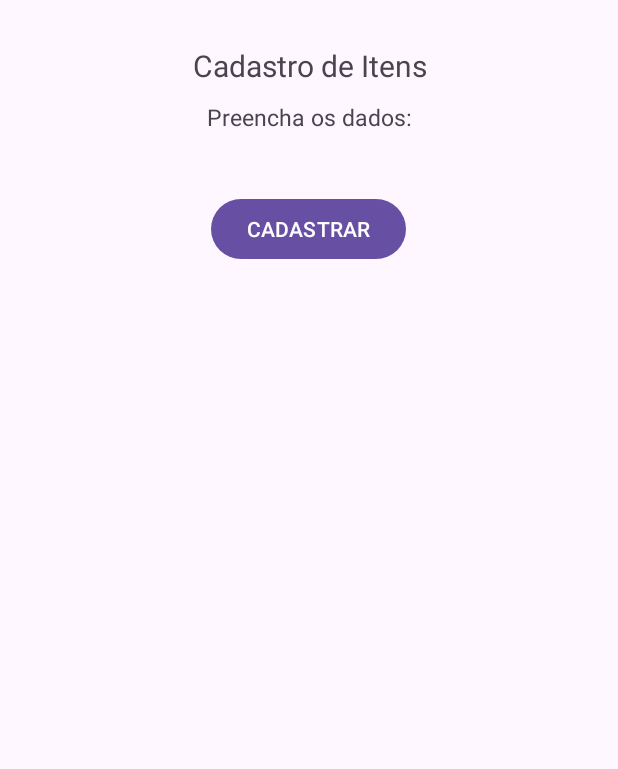
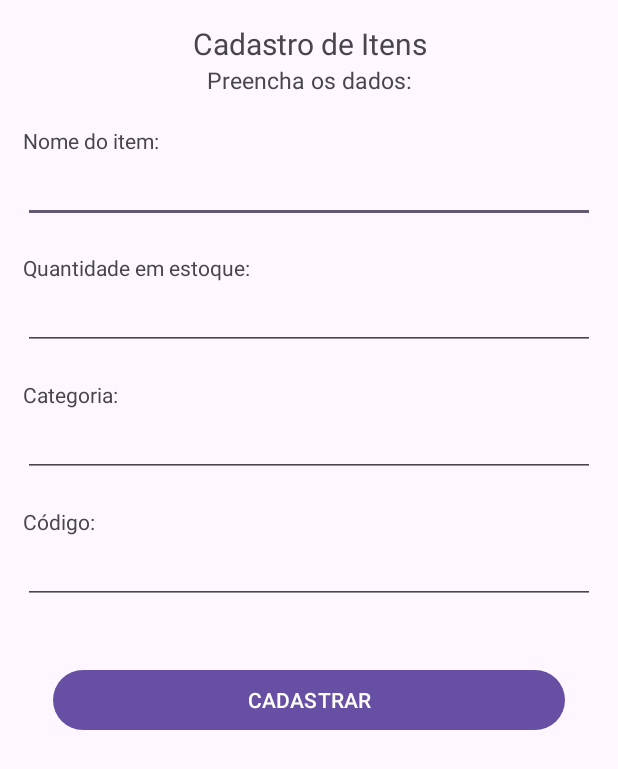
Before and after one commit to LucasDRo/ControleDeEstoque, an Android app: the fragment itensFrag shown on its own in the app's theme, on a phone screen of 412 x 824 dp. Shown: the top 769 px of the screen. Run offline under Robolectric (Android 15) with nearby library versions, the light colour scheme and no system bars.

Commit message:
front - criação tela home e ajustes em cadastro de itens

```diff
--- /dev/null
+++ b/app/src/main/res/drawable/ic_home.xml
@@ -0,0 +1,5 @@
+<vector xmlns:android="http://schemas.android.com/apk/res/android" android:height="24dp" android:tint="#000000" android:viewportHeight="24" android:viewportWidth="24" android:width="24dp">
+
+    <path android:fillColor="@android:color/white" android:pathData="M10,20v-6h4v6h5v-8h3L12,3 2,12h3v8z"/>
+
+</vector>
--- a/app/src/main/res/layout/fragment_cadastro_emp.xml
+++ b/app/src/main/res/layout/fragment_home.xml
@@ -3,7 +3,7 @@
     xmlns:tools="http://schemas.android.com/tools"
     android:layout_width="match_parent"
     android:layout_height="match_parent"
-    tools:context=".ui.empreendimento.cadastroEmp">
+    tools:context=".ui.home">
 
     <!-- TODO: Update blank fragment layout -->
     <TextView
--- a/app/src/main/res/layout/fragment_itens.xml
+++ b/app/src/main/res/layout/fragment_itens.xml
@@ -4,21 +4,21 @@
     android:layout_width="match_parent"
     android:layout_height="match_parent"
     tools:context=".ui.itens.itensFrag">
-
+<ScrollView
+    android:layout_width="match_parent"
+    android:layout_height="match_parent">
     <LinearLayout
         android:layout_width="match_parent"
-        android:layout_height="wrap_content"
+        android:layout_height="match_parent"
         android:orientation="vertical"
-        android:gravity="center"
-        android:textAlignment="center">
+        android:textAlignment="center"
+        android:padding="15dp">
 
         <TextView
             android:layout_width="match_parent"
             android:layout_height="wrap_content"
             android:text="Cadastro de Itens"
             android:textSize="20dp"
-            android:padding="10dp"
-            android:layout_marginTop="20dp"
             android:textAlignment="center"/>
 
         <TextView
@@ -29,13 +29,59 @@
             android:layout_marginBottom="20dp"
             android:textAlignment="center"/>
 
+        <TextView
+            android:layout_width="match_parent"
+            android:layout_height="wrap_content"
+            android:text="Nome do item:"/>
+
+        <EditText
+            android:layout_width="match_parent"
+            android:layout_height="wrap_content"
+            android:id="@+id/edtNome"
+            android:layout_marginBottom="20dp"/>
+
+        <TextView
+            android:layout_width="match_parent"
+            android:layout_height="wrap_content"
+            android:text="Quantidade em estoque:"/>
+
+        <EditText
+            android:layout_width="match_parent"
+            android:layout_height="wrap_content"
+            android:id="@+id/edtQtde"
+            android:inputType="number"
+            android:layout_marginBottom="20dp"/>
+
+        <TextView
+            android:layout_width="match_parent"
+            android:layout_height="wrap_content"
+            android:text="Categoria:"/>
+
+        <EditText
+            android:layout_width="match_parent"
+            android:layout_height="wrap_content"
+            android:id="@+id/edtCategoria"
+            android:layout_marginBottom="20dp"/>
+
+        <TextView
+            android:layout_width="match_parent"
+            android:layout_height="wrap_content"
+            android:text="Código:"/>
+
+        <EditText
+            android:layout_width="match_parent"
+            android:layout_height="wrap_content"
+            android:id="@+id/edtCodigo"
+            android:layout_marginBottom="20dp"/>
+
         <Button
             android:layout_margin="20dp"
-            android:layout_width="wrap_content"
-            android:layout_height="match_parent"
-            android:text="CADASTRAR"/>
-
+            android:layout_width="match_parent"
+            android:layout_height="wrap_content"
+            android:text="CADASTRAR"
+            android:layout_gravity="bottom"/>
 
     </LinearLayout>
+</ScrollView>
 
 </FrameLayout>
--- a/app/src/main/res/menu/tela_principal.xml
+++ b/app/src/main/res/menu/tela_principal.xml
@@ -1,9 +1,5 @@
 <?xml version="1.0" encoding="utf-8"?>
 <menu xmlns:android="http://schemas.android.com/apk/res/android"
     xmlns:app="http://schemas.android.com/apk/res-auto">
-    <item
-        android:id="@+id/action_settings"
-        android:orderInCategory="100"
-        android:title="@string/action_settings"
-        app:showAsAction="never" />
+
 </menu>
```
Also changed, not shown: app/src/main/java/com/example/controledeestoque/TelaPrincipal.java (+2 -9 lines), app/src/main/java/com/example/controledeestoque/ui/home.java (added, +24 -0 lines), app/src/main/res/layout/app_bar_tela_principal.xml (+1 -8 lines), app/src/main/res/layout/fragment_empreendimento.xml (+3 -4 lines), app/src/main/res/menu/activity_main_drawer.xml (+6 -2 lines), app/src/main/res/navigation/mobile_navigation.xml (+6 -1 lines).
